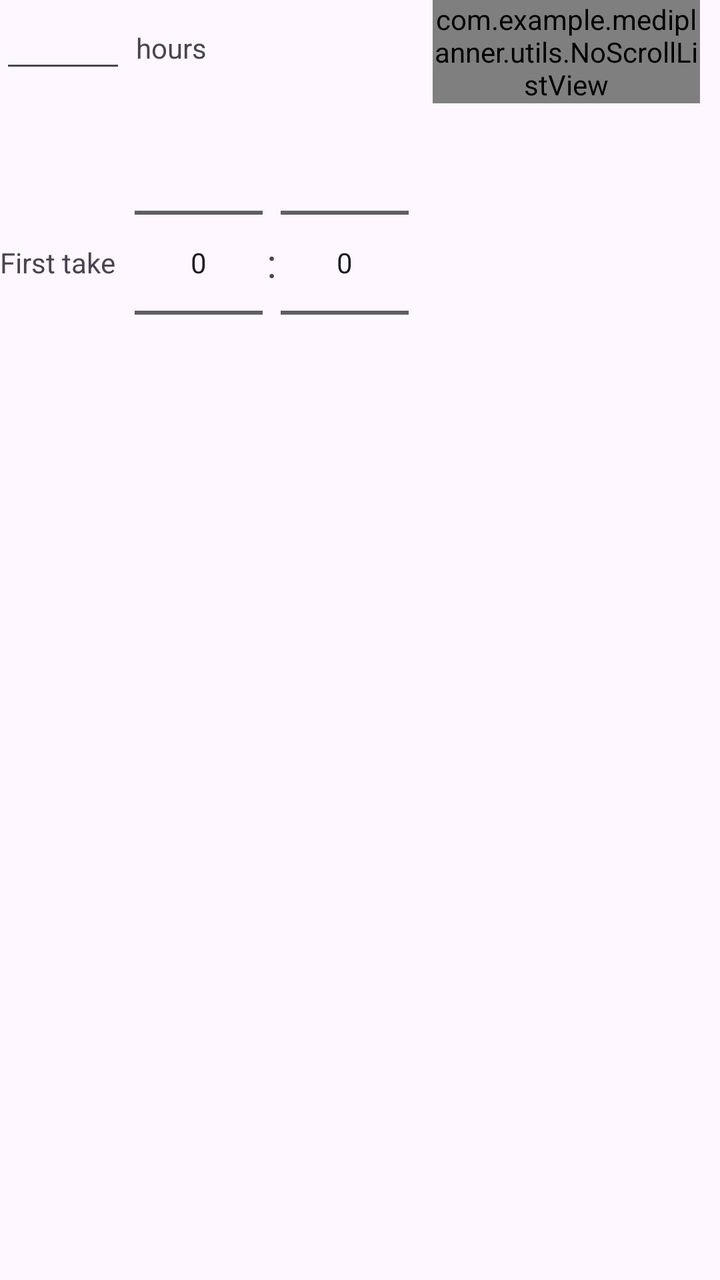
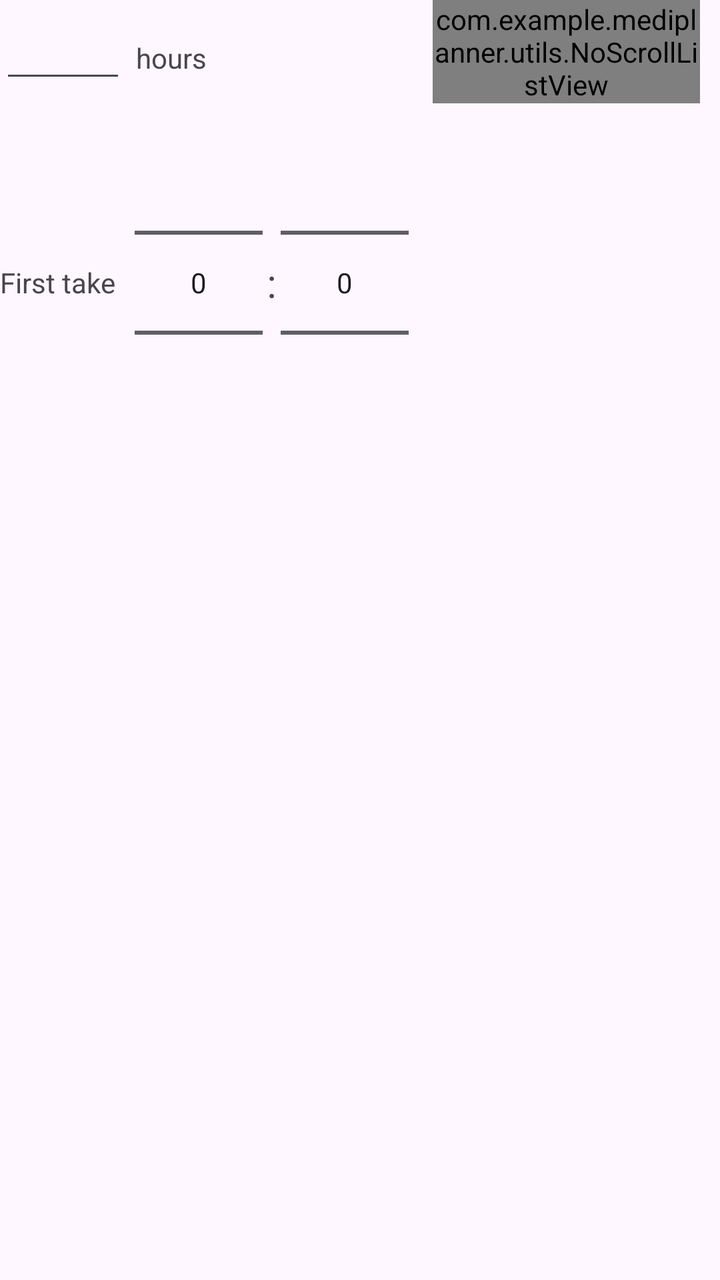

Two renders of the same Android screen: before a commit and after it. Below are the layout's source before the change and the commit's diff.
<!-- AndroidManifest.xml: application theme Theme.Mediplanner -->
<!-- res/layout/hour_interval_frequency_view.xml -->
<?xml version="1.0" encoding="utf-8"?>
<RelativeLayout xmlns:android="http://schemas.android.com/apk/res/android"
    android:layout_width="match_parent"
    android:layout_height="match_parent">

    <EditText
        android:id="@+id/hourIntervalEditText"
        android:layout_width="wrap_content"
        android:layout_height="wrap_content"
        android:layout_alignParentStart="true"
        android:layout_alignParentTop="true"
        android:ems="3"
        android:inputType="number"
        android:maxEms="3"
        android:maxLines="1" />

    <TextView
        android:id="@+id/textView"
        android:layout_width="wrap_content"
        android:layout_height="wrap_content"
        android:layout_alignBaseline="@id/hourIntervalEditText"
        android:layout_marginHorizontal="5dp"
        android:layout_toEndOf="@id/hourIntervalEditText"
        android:text="@string/hours" />

    <LinearLayout
        android:id="@+id/hoursLayout"
        android:layout_width="wrap_content"
        android:layout_height="wrap_content"
        android:layout_below="@id/hourIntervalEditText"
        android:gravity="center"
        android:orientation="horizontal">

        <TextView
            android:id="@+id/startTextView"
            android:layout_width="wrap_content"
            android:layout_height="wrap_content"
            android:layout_marginEnd="2dp"
            android:ems="4"
            android:maxLines="3"
            android:minLines="1"
            android:text="@string/startingHour" />

        <NumberPicker
            android:id="@+id/monthPicker"
            android:layout_width="wrap_content"
            android:layout_height="wrap_content"
            android:layout_alignParentTop="true"
            android:layout_marginEnd="2dp"
            android:baselineAligned="true" />

        <TextView
            android:id="@+id/separator"
            android:layout_width="wrap_content"
            android:layout_height="wrap_content"
            android:layout_alignBaseline="@id/pickedHour"
            android:layout_gravity="center"
            android:paddingVertical="5dp"
            android:text=":"
            android:textSize="20sp" />

        <NumberPicker
            android:id="@+id/yearPicker"
            android:layout_width="wrap_content"
            android:layout_height="wrap_content"
            android:layout_marginHorizontal="2dp"
            android:layout_toEndOf="@id/separator"
            android:baselineAligned="true" />
    </LinearLayout>

    <com.example.mediplanner.utils.NoScrollListView
        android:id="@+id/hoursInADay"
        android:layout_width="match_parent"
        android:layout_height="wrap_content"
        android:layout_alignParentTop="true"
        android:layout_marginHorizontal="10dp"
        android:layout_toEndOf="@id/hoursLayout" />
</RelativeLayout>
<!-- resources referenced by this layout -->
<resources>
  <string name="hours">hours</string>
  <string name="startingHour">First take</string>
  <style name="Theme.Mediplanner" parent="Base.Theme.Mediplanner" />
  <style name="Base.Theme.Mediplanner" parent="Theme.Material3.DayNight.NoActionBar">
          
          
          <item name="android:activatedBackgroundIndicator">@color/selectionBackground</item>
          
      </style>
  <color name="selectionBackground">#9F98B3</color>
</resources>

<!-- the commit's change to res/layout/hour_interval_frequency_view.xml (unified diff, before → after) -->
@@ -9,6 +9,7 @@
         android:layout_height="wrap_content"
         android:layout_alignParentStart="true"
         android:layout_alignParentTop="true"
+        android:layout_marginVertical="5dp"
         android:ems="3"
         android:inputType="number"
         android:maxEms="3"
